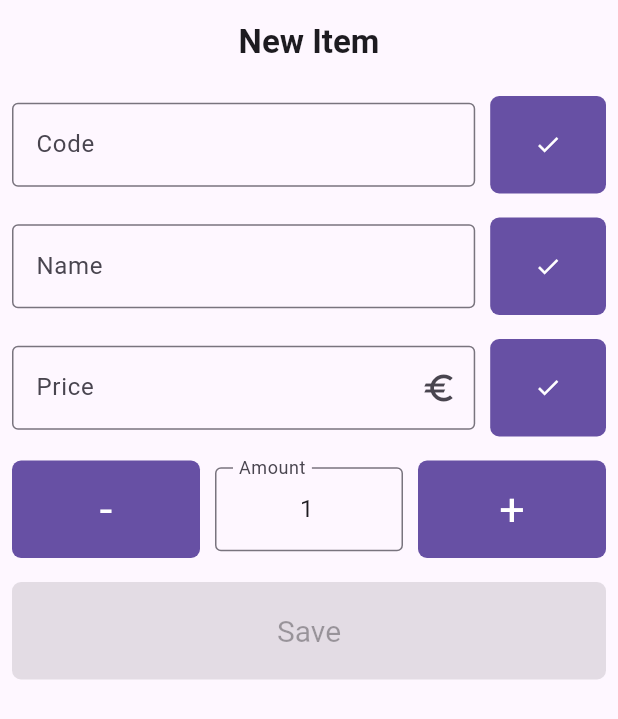
After one commit to devmc-ee/stock-inventory, a Flutter app: the InventoryItemPage screen opened by its route, on a phone screen of 412 x 824 dp. The commit adds this screen. Shown: the top 719 px of the screen. Run offline on Flutter 3.47's test engine with Material 3 defaults, Android fonts, the phone set to English and light mode, and no system bars; our stand-ins replace go_router, sqflite; missing offline and left inert: dart:ffi; accounts and stored records are empty.

Commit message:
[feat]: add invetory item form

```diff
--- /dev/null
+++ b/devtools_options.yaml
@@ -0,0 +1 @@
+extensions:
--- a/lib/main.dart
+++ b/lib/main.dart
@@ -1,10 +1,10 @@
 import 'package:flutter/material.dart';
 import 'package:go_router/go_router.dart';
-import 'package:inventory/pages/inventory.dart';
+import 'package:inventory/pages/inventory_list.dart';
 import 'package:inventory/providers/inventory.dart';
 import 'package:inventory/providers/login_info.dart';
 import 'package:inventory/pages/home.dart';
-import 'package:inventory/pages/item.dart';
+import 'package:inventory/pages/inventory_item.dart';
 import 'package:inventory/pages/login.dart';
 import 'package:provider/provider.dart';
 
@@ -47,9 +47,9 @@ class App extends StatelessWidget {
             final id = state.pathParameters['id'];
             final int inventoryId = id != null ? int.parse(id) : 0;
             context.read<InventoryProvider>().setCurrentInventory(inventoryId);
-            return const InventoryPage();
+            return const InventoryListPage();
           }),
-      GoRoute(path: '/item', builder: (context, state) => const ItemPage()),
+      GoRoute(path: '/item', builder: (context, state) => const InventoryItemPage()),
       GoRoute(path: '/login', builder: (context, state) => const LoginPage()),
     ],
     redirect: (context, state) {
--- a/lib/models/inventory_imodel.dart
+++ b/lib/models/inventory_list_model.dart
@@ -1,4 +1,4 @@
-class InventoryModel {
+class InventoryListModel {
   String user;
   String started;
   String uuid;
@@ -6,7 +6,7 @@ class InventoryModel {
   int? id;
   int? synced;
 
-  InventoryModel(Map item,
+  InventoryListModel(Map item,
       {required this.user,
       required this.started,
       required this.uuid,
@@ -14,7 +14,7 @@ class InventoryModel {
       this.id,
       this.synced});
 
-  InventoryModel.fromMap(Map<dynamic, dynamic> item)
+  InventoryListModel.fromMap(Map<dynamic, dynamic> item)
       : user = item['user'],
         started = item['started'],
         finished = item['finished'],
--- /dev/null
+++ b/lib/pages/inventory_item.dart
@@ -0,0 +1,251 @@
+import 'package:flutter/material.dart';
+import 'package:flutter/services.dart';
+import 'package:inventory/providers/inventory.dart';
+import 'package:provider/provider.dart';
+
+class InventoryItemPage extends StatelessWidget {
+  const InventoryItemPage({super.key});
+
+  @override
+  Widget build(BuildContext context) {
+    return Scaffold(
+      // resizeToAvoidBottomInset: false,
+      appBar: appBar(),
+      body: const Column(
+        children: [
+          SubmittableTextField('Code'),
+          SubmittableTextField('Name'),
+          SubmittableTextField('Price'),
+          SubmittableTextField('Amount'),
+          Button(),
+        ],
+      ),
+    );
+  }
+
+  AppBar appBar() {
+    return AppBar(
+      title: const Text(
+        'New Item',
+        style: TextStyle(fontWeight: FontWeight.bold),
+      ),
+      centerTitle: true,
+    );
+  }
+}
+class SubmittableTextField extends StatefulWidget {
+  final String fieldName;
+
+  const SubmittableTextField(this.fieldName, {super.key});
+  @override
+  State<SubmittableTextField> createState() => _SubmittableTextField();
+}
+
+class _SubmittableTextField extends State<SubmittableTextField> {
+  @override
+  void initState() {
+    super.initState();
+
+    // Start listening to changes.
+    Provider.of<InventoryProvider>(context, listen: false)
+        .amountController
+        .addListener(() {
+      Provider.of<InventoryProvider>(context, listen: false).validateForm();
+    });
+    Provider.of<InventoryProvider>(context, listen: false)
+        .codeController
+        .addListener(() {
+      Provider.of<InventoryProvider>(context, listen: false).validateForm();
+    });
+    Provider.of<InventoryProvider>(context, listen: false)
+        .priceController
+        .addListener(() {
+      Provider.of<InventoryProvider>(context, listen: false).validateForm();
+    });
+    Provider.of<InventoryProvider>(context, listen: false)
+        .nameController
+        .addListener(() {
+      Provider.of<InventoryProvider>(context, listen: false).validateForm();
+    });
+  }
+
+  @override
+  Widget build(BuildContext context) {
+    final fieldName = widget.fieldName;
+
+    var _field = _textField(context, fieldName);
+
+    if (fieldName.toLowerCase() == 'price') {
+      _field = _priceField(context, fieldName);
+    }
+
+    if (fieldName.toLowerCase() == 'amount') {
+      _field = _amountField(context, fieldName);
+    }
+
+    return Padding(
+      padding: const EdgeInsets.all(8),
+      child: _field,
+    );
+  }
+
+  Row _amountField(BuildContext context, String fieldName) {
+    return Row(
+        mainAxisAlignment: MainAxisAlignment.spaceBetween,
+        mainAxisSize: MainAxisSize.max,
+        children: [
+          Expanded(child: _changeAmountButton(false, context)),
+          const SizedBox(width: 10),
+          Expanded(
+              child: TextField(
+                readOnly: true,
+            textAlign: TextAlign.center,
+            controller: context.read<InventoryProvider>().amountController,
+            keyboardType: TextInputType.number,
+            inputFormatters: <TextInputFormatter>[
+              FilteringTextInputFormatter.digitsOnly,
+               FilteringTextInputFormatter.deny(
+                      RegExp(r'\s')),
+            ],
+            decoration: InputDecoration(
+              border: const OutlineInputBorder(),
+              labelText: fieldName,
+            ),
+          )),
+          const SizedBox(width: 10),
+          Expanded(child: _changeAmountButton(true, context)),
+        ]);
+  }
+
+  Row _priceField(BuildContext context, String fieldName) {
+    return Row(
+        mainAxisAlignment: MainAxisAlignment.spaceBetween,
+        mainAxisSize: MainAxisSize.max,
+        children: [
+          Expanded(
+              flex: 4,
+              child: TextField(
+                controller: context.read<InventoryProvider>().priceController,
+                keyboardType: const TextInputType.numberWithOptions(
+                    decimal: true, signed: false),
+                inputFormatters: <TextInputFormatter>[
+                  FilteringTextInputFormatter.allow(
+                      RegExp(r'[0-9]+[,.]{0,1}[0-9]*')),
+                ],
+                decoration: const InputDecoration(
+                    border: OutlineInputBorder(),
+                    labelText: 'Price',
+                    suffixIcon: Icon(Icons.euro)),
+              )),
+          const SizedBox(width: 10),
+          Expanded(child: _submitFieldButton(fieldName))
+        ]);
+  }
+
+  Row _textField(BuildContext context, String fieldName) {
+    return Row(
+      mainAxisAlignment: MainAxisAlignment.spaceBetween,
+      mainAxisSize: MainAxisSize.max,
+      children: [
+        Expanded(
+            flex: 4,
+            child: TextField(
+              controller:
+                  context.read<InventoryProvider>().getController(fieldName),
+              decoration: InputDecoration(
+                border: const OutlineInputBorder(),
+                labelText: fieldName,
+              ),
+            )),
+        const SizedBox(width: 10),
+        Expanded(child: _submitFieldButton(fieldName))
+      ],
+    );
+  }
+
+  FilledButton _submitFieldButton(fieldName) {
+    return FilledButton(
+      onPressed: () {},
+      style: FilledButton.styleFrom(
+          textStyle: const TextStyle(fontSize: 20),
+          minimumSize: const Size.fromHeight(65),
+          shape: RoundedRectangleBorder(
+            borderRadius: BorderRadius.circular(6),
+          )),
+      child: const Icon(Icons.done),
+    );
+  }
+
+  FilledButton _changeAmountButton(bool isIncrease, BuildContext context) {
+    int _amount = context.read<InventoryProvider>().amount;
+    bool _isEnabled = _amount > 0;
+
+    void _toggleEnabled() {
+      print('amount');
+      print(_amount);
+      print( _amount > 0);
+      setState(() {
+        _isEnabled = _amount > 0;
+      });
+    }
+
+    void _setAmount() {
+      setState(() {
+        _amount = context.read<InventoryProvider>().amount;
+      });
+    }
+    return FilledButton(
+      onPressed: _isEnabled && !isIncrease || isIncrease ? () {
+        context.read<InventoryProvider>().changeAmount(isIncrease);
+        _setAmount();
+        _toggleEnabled();
+        print(_isEnabled && !isIncrease || isIncrease);
+      } : null,
+      style: FilledButton.styleFrom(
+          textStyle: const TextStyle(fontSize: 30),
+          minimumSize: const Size.fromHeight(65),
+          shape: RoundedRectangleBorder(
+            borderRadius: BorderRadius.circular(6),
+          )),
+      child: Text(isIncrease ? '+' : '-'),
+    );
+  }
+}
+
+class Button extends StatefulWidget {
+  const Button({super.key});
+
+  @override
+  State<Button> createState() => _ButtonState();
+}
+
+class _ButtonState extends State<Button> {
+  @override
+  Widget build(BuildContext context) {
+    bool canSubmit = context.watch<InventoryProvider>().canSubmit;
+
+    final ButtonStyle style = FilledButton.styleFrom(
+        textStyle: const TextStyle(fontSize: 20),
+        minimumSize: const Size.fromHeight(65),
+        shape: RoundedRectangleBorder(
+          borderRadius: BorderRadius.circular(6),
+        ));
+    return Center(
+      child: Column(
+        mainAxisSize: MainAxisSize.max,
+        children: <Widget>[
+          Padding(
+            padding: const EdgeInsets.all(8),
+            child: FilledButton(
+              style: style,
+              onPressed: canSubmit ?  () {
+                context.read<InventoryProvider>().addInventoryItem();
+              }: null,
+              child: const Text('Save'),
+            ),
+          ),
+        ],
+      ),
+    );
+  }
+}
--- a/lib/providers/inventory.dart
+++ b/lib/providers/inventory.dart
@@ -1,22 +1,41 @@
-import 'dart:ffi';
-
 import 'package:flutter/material.dart';
-import 'package:inventory/models/inventory_imodel.dart';
-import 'package:inventory/repositories/inventory.dart';
+import 'package:inventory/models/inventory_list_model.dart';
+import 'package:inventory/repositories/inventory_list.dart';
 import 'package:inventory/services/database.dart';
 
 class InventoryProvider extends ChangeNotifier {
-  List<InventoryModel> _inventories = [];
+  List<InventoryListModel> _inventories = [];
   int _currentInventoryId = 0;
-  InventoryModel? _currentInventory;
+  InventoryListModel? _currentInventory;
 
-  List<InventoryModel> get inventories => _inventories;
+  final _codeController = TextEditingController();
+  final _nameController = TextEditingController();
+  final _priceController = TextEditingController();
+  final _amountController = TextEditingController(text: '1');
+
+  bool _canSubmit = false;
+
+  List<InventoryListModel> get inventories => _inventories;
   int get currentInventoryId => _currentInventoryId;
   bool get hasOpenInventory => _inventories.isNotEmpty
       ? _inventories.where((element) => element.finished == null).isNotEmpty
       : false;
 
-  InventoryModel? get currentInventory => _currentInventory;
+
+  InventoryListModel? get currentInventory => _currentInventory;
+
+  TextEditingController get codeController => _codeController;
+  TextEditingController get nameController => _nameController;
+  TextEditingController get priceController => _priceController;
+  TextEditingController get amountController => _amountController;
+  int get amount => int.parse(_amountController.text);
+
+  bool get canSubmit => _canSubmit;
+
+  void validateForm() {
+     _canSubmit = _codeController.text.isNotEmpty && _nameController.text.isNotEmpty && _priceController.text.isNotEmpty && _amountController.text.isNotEmpty;
+    notifyListeners();
+  }
 
   void setCurrentInventory(int id) {
     _currentInventory = _inventories.where((element) => element.id == id).first;
@@ -27,19 +46,19 @@ class InventoryProvider extends ChangeNotifier {
 
     if (inventory.isNotEmpty) {
       _inventories =
-          inventory.map((item) => InventoryModel.fromMap(item)).toList();
+          inventory.map((item) => InventoryListModel.fromMap(item)).toList();
     }
 
     notifyListeners();
   }
 
-  Future<void> addInventory(String userName) async {
-    await InventoryRepository.addInventory(userName);
+  Future<void> addInventoryList(String userName) async {
+    await InventoryListRepository.add(userName);
     await getInventories();
   }
 
   Future<void> finish() async {
-    _currentInventoryId = await InventoryRepository.update({
+    _currentInventoryId = await InventoryListRepository.update({
       'finished': DateTime.now().toString(),
     }, {
       'id': _inventories
@@ -50,5 +69,44 @@ class InventoryProvider extends ChangeNotifier {
     await getInventories();
   }
 
-  Future<void> addItem() async {}
+  Future<void> addInventoryItem() async {
+    if (_currentInventory != null) {
+      print('Add item');
+      // double price = double.parse(priceController.text);
+      print(codeController.text);
+      print(nameController.text);
+      print(priceController.text);
+      print(amountController.text);
+      // await InventoryItemRepository.add(code: codeController.text, name: nameController.text, price: price, inventoryUuid: _currentInventory!.uuid, user: _currentInventory!.user);
+    }
+  }
+
+  TextEditingController? getController(String name) {
+    switch(name.toLowerCase()) {
+      case 'code':
+        return codeController;
+      case 'name':
+        return nameController;
+      case 'price':
+        return priceController;
+      case 'amount':
+        return amountController;
+    }
+
+    return null;
+  }
+
+  void changeAmount(bool isIncrease) {
+    if (amountController.text == '' ) {
+      amountController.text = '0';
+
+      return;
+    }
+    if (isIncrease) {
+      amountController.text = (int.parse(amountController.text) + 1).toString();
+    } else {
+      final decreasedValue = (int.parse(amountController.text) - 1);
+      amountController.text = decreasedValue < 0 ? '0' : decreasedValue.toString();
+    }
+  }
 }
--- a/lib/providers/login_info.dart
+++ b/lib/providers/login_info.dart
@@ -19,8 +19,6 @@ class LoginInfo extends ChangeNotifier {
     int userId = 0;
     _userName = await DatabaseService.getUser();
 
-    print('_userName');
-    print(_userName);
     // single time login
     if (_userName.isEmpty) {
       _userName = _controller.text;
--- /dev/null
+++ b/lib/repositories/inventory_item.dart
@@ -0,0 +1,11 @@
+import 'package:inventory/models/inventory_item_model.dart';
+import 'package:inventory/services/database.dart';
+
+class InventoryItemRepository {
+  static const _tableName = 'inventory_items';
+  static const model = InventoryItemModel;
+
+  static Future<void> add({required String code, required String name, required double price, required String inventoryUuid, required String user, int amount = 1, }) async {
+    await DatabaseService.insert(_tableName, InventoryItemModel(code: code, name: name, price: '$price €', amount: amount, user: user, inventory: inventoryUuid));
+  }
+}
--- a/lib/repositories/inventory.dart
+++ b/lib/repositories/inventory_list.dart
@@ -1,17 +1,17 @@
-import 'package:inventory/models/inventory_imodel.dart';
+import 'package:inventory/models/inventory_list_model.dart';
 import 'package:inventory/services/database.dart';
 import 'package:uuid/uuid.dart';
-class InventoryRepository {
+class InventoryListRepository {
   static const _tableName = 'inventories';
-  static const model = InventoryModel;
+  static const model = InventoryListModel;
   static const uuid = Uuid();
 
-  static Future<void> addInventory(
+  static Future<void> add(
     userName,
   ) async {
     await DatabaseService.insert(
-        'inventories',
-        InventoryModel(
+        _tableName,
+        InventoryListModel(
           {},
           user: userName,
           uuid: uuid.v1(),
--- a/pubspec.yaml
+++ b/pubspec.yaml
@@ -17,7 +17,7 @@ dependencies:
 dev_dependencies:
   flutter_test:
     sdk: flutter
-  flutter_lints: ^2.0.0
+  flutter_lints: ^3.0.1
 
 flutter:
   uses-material-design: true
```
Also changed, not shown: lib/pages/home.dart (+6 -7 lines), lib/pages/inventory_list.dart (renamed from lib/pages/inventory.dart, +8 -9 lines), lib/pages/item.dart (deleted, +0 -88 lines), pubspec.lock.
